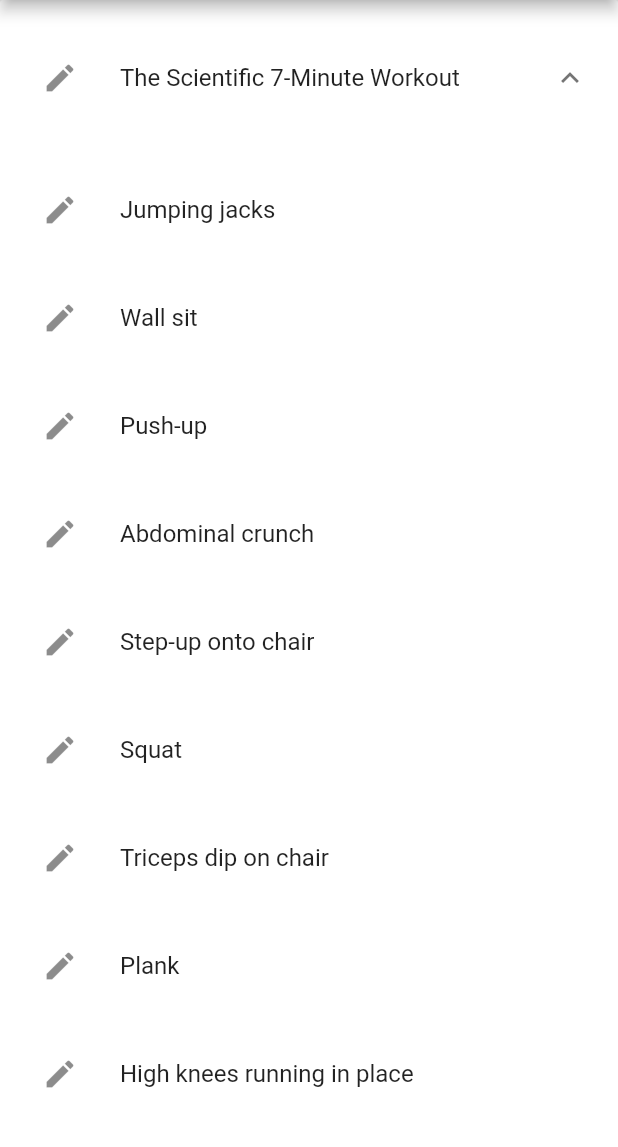
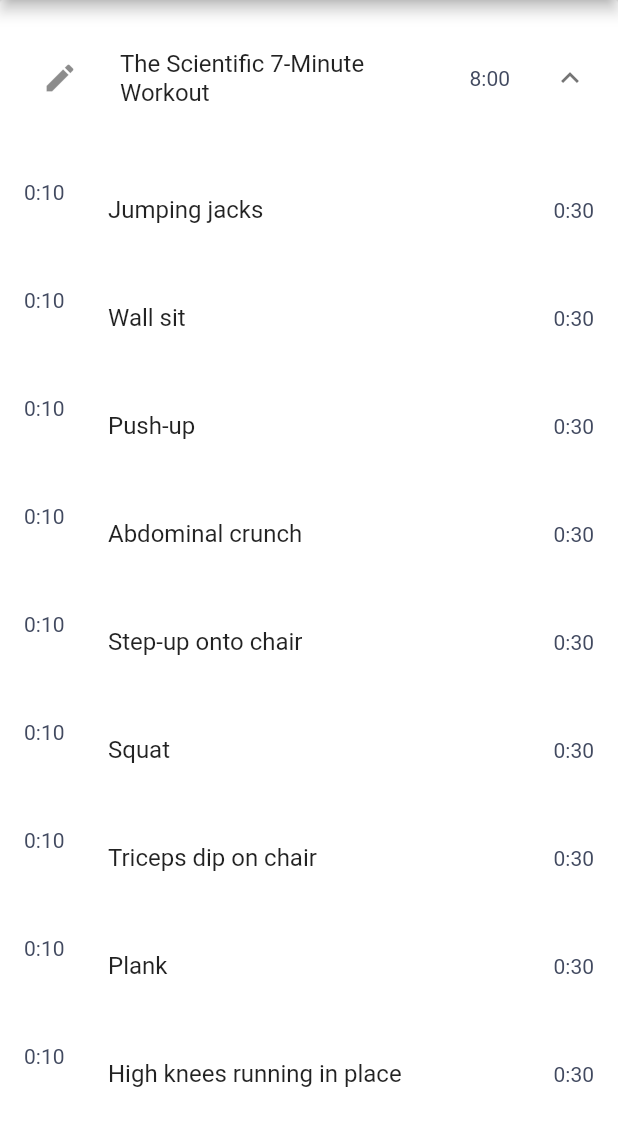
Before and after one commit to massimilianoporzio/workout_time, a Flutter app: the screen it shows after launch, after a tap on the "expand more" icon, on a phone screen of 412 x 824 dp, the part 84-1231 px from its top. Run offline on Flutter 3.47's test engine with Material 2 defaults, Android fonts, the phone set to English and light mode, and no system bars; our stand-ins replace equatable, flutter_bloc, loggy.

```diff
--- /dev/null
+++ b/lib/core/utils/helpers.dart
@@ -0,0 +1,7 @@
+String formatTime(int seconds, bool pad) {
+  return pad
+      ? "${(seconds / 60).floor()}:${(seconds % 60).toString().padLeft(2, "0")}"
+      : (seconds > 59)
+          ? "${(seconds / 60).floor()}:${(seconds % 60).toString().padLeft(2, "0")}"
+          : seconds.toString();
+}
--- a/lib/features/workout/domain/entities/workout.dart
+++ b/lib/features/workout/domain/entities/workout.dart
@@ -15,4 +15,16 @@ class Workout extends Equatable {
 
   @override
   bool? get stringify => true;
+
+  int get totalTime {
+    if (exercises.isEmpty) {
+      return 0;
+    } else {
+      var time = exercises.fold(
+          0,
+          (previousValue, element) =>
+              previousValue + element.prelude! + element.duration!);
+      return time;
+    }
+  }
 }
--- a/lib/features/workout/presentation/pages/home_page.dart
+++ b/lib/features/workout/presentation/pages/home_page.dart
@@ -1,6 +1,8 @@
 import 'package:flutter/material.dart';
 import 'package:flutter_bloc/flutter_bloc.dart';
 import 'package:workout_time/features/workout/presentation/cubit/workout_cubit.dart';
+
+import '../../../../core/utils/helpers.dart';
 
 class HomePage extends StatelessWidget {
   const HomePage({super.key});
@@ -29,7 +31,11 @@ class HomePage extends StatelessWidget {
                 ),
               );
             case WorkoutStatus.loaded:
-              return SingleChildScrollView(
+              return SizedBox(
+                height: MediaQuery.of(context).size.height,
+                // color: Colors.amber,
+                child: SingleChildScrollView(
+                  physics: const AlwaysScrollableScrollPhysics(),
                   child: ExpansionPanelList.radio(
                     children: state.workouts
                         .map(
@@ -46,9 +52,13 @@ class HomePage extends StatelessWidget {
                                     icon: const Icon(Icons.edit),
                                   ),
                                   title: Text(workout.title!),
+                                  trailing: Text(
+                                      formatTime(workout.totalTime, false)),
                                 );
                               },
                               body: ListView.builder(
+                                  primary: false,
+                                  clipBehavior: Clip.antiAliasWithSaveLayer,
                                   shrinkWrap: true,
                                   itemCount: workout.exercises.length,
                                   itemBuilder: (context, index) {
@@ -57,20 +67,25 @@ class HomePage extends StatelessWidget {
                                       onTap: null,
                                       visualDensity: const VisualDensity(
                                           horizontal: 0,
-                                    vertical: VisualDensity.maximumDensity),
-                                leading: IconButton(
-                                  onPressed: () {},
-                                  icon: const Icon(Icons.edit),
+                                          vertical:
+                                              VisualDensity.maximumDensity),
+                                      leading: Text(
+                                        formatTime(
+                                          ex.prelude!,
+                                          true,
+                                        ),
                                       ),
                                       title: Text(ex.title!),
+                                      trailing:
+                                          Text(formatTime(ex.duration!, true)),
                                     );
-                            },
-                          ),
-                        ),
+                                  })),
                         )
                         .toList(),
                   ),
+                ),
               );
+
             default:
               return const SizedBox.shrink();
           }
--- a/lib/main.dart
+++ b/lib/main.dart
@@ -1,3 +1,5 @@
+import 'dart:ui';
+
 import 'package:flutter/material.dart';
 import 'package:flutter_bloc/flutter_bloc.dart';
 import 'package:loggy/loggy.dart';
@@ -11,12 +13,23 @@ void main() {
   runApp(const WorkoutTime());
 }
 
+class MyCustomScrollBehavior extends MaterialScrollBehavior {
+  // Override behavior methods and getters like dragDevices
+  @override
+  Set<PointerDeviceKind> get dragDevices => {
+        PointerDeviceKind.touch,
+        PointerDeviceKind.mouse,
+        // etc.
+      };
+}
+
 class WorkoutTime extends StatelessWidget with UiLoggy {
   const WorkoutTime({super.key});
 
   @override
   Widget build(BuildContext context) {
     return MaterialApp(
+      scrollBehavior: MyCustomScrollBehavior(),
       title: 'My Workouts',
       theme: ThemeData(
         primarySwatch: Colors.deepPurple,
```
Lines whose indentation alone changed are shown as unchanged.
